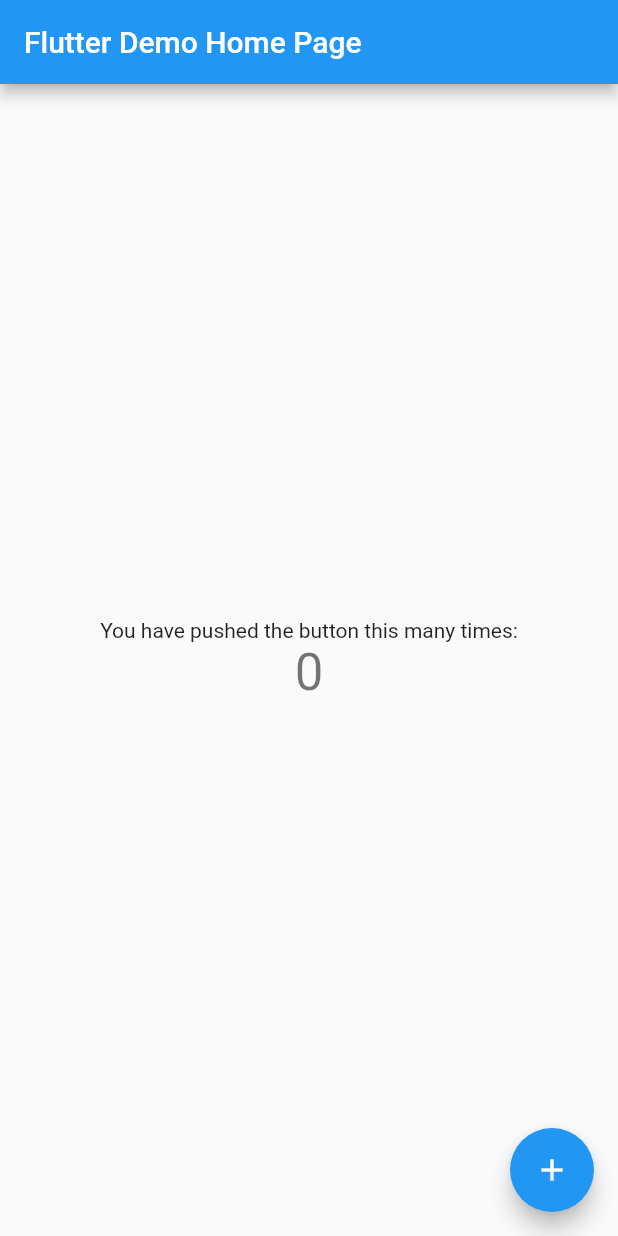
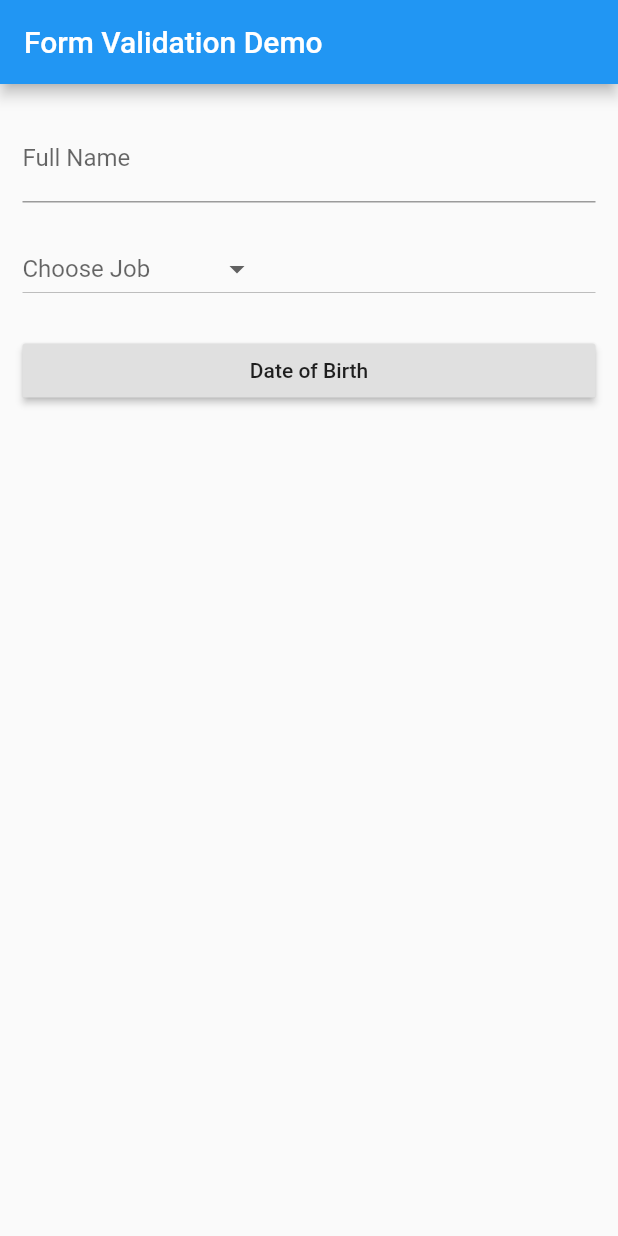
Before and after one commit to Vicdd/sa, a Flutter app: the screen it shows after launch, on a phone screen of 412 x 824 dp. Run offline on Flutter 3.47's test engine with Material 2 defaults, Android fonts, the phone set to English and light mode, and no system bars.

Commit message:
Adding Form sample

```diff
--- a/lib/main.dart
+++ b/lib/main.dart
@@ -3,109 +3,101 @@
 void main() => runApp(MyApp());
 
 class MyApp extends StatelessWidget {
-  // This widget is the root of your application.
   @override
   Widget build(BuildContext context) {
+    final appTitle = 'Form Validation Demo';
+
     return MaterialApp(
       title: 'Flutter Demo',
       theme: ThemeData(
-        // This is the theme of your application.
-        //
-        // Try running your application with "flutter run". You'll see the
-        // application has a blue toolbar. Then, without quitting the app, try
-        // changing the primarySwatch below to Colors.green and then invoke
-        // "hot reload" (press "r" in the console where you ran "flutter run",
-        // or simply save your changes to "hot reload" in a Flutter IDE).
-        // Notice that the counter didn't reset back to zero; the application
-        // is not restarted.
         primarySwatch: Colors.blue,
       ),
-      home: MyHomePage(title: 'Flutter Demo Home Page'),
+      home: Scaffold(
+        appBar: AppBar(
+          title: Text(appTitle),
+        ),
+        body: MyHomePage(),
+      ),
     );
   }
 }
 
 class MyHomePage extends StatefulWidget {
-  MyHomePage({Key key, this.title}) : super(key: key);
-
-  // This widget is the home page of your application. It is stateful, meaning
-  // that it has a State object (defined below) that contains fields that affect
-  // how it looks.
-
-  // This class is the configuration for the state. It holds the values (in this
-  // case the title) provided by the parent (in this case the App widget) and
-  // used by the build method of the State. Fields in a Widget subclass are
-  // always marked "final".
-
-  final String title;
-
   @override
-  _MyHomePageState createState() => _MyHomePageState();
+  _MyHomePageState createState() {
+    return _MyHomePageState();
+  }
 }
 
 class _MyHomePageState extends State<MyHomePage> {
-  int _counter = 0;
+  var selectedType;
+  final GlobalKey<FormState> _formKeyValue = GlobalKey<FormState>();
+  List<String> jobName = <String>[
+    'Desenvolvedor',
+    'Adminstrador',
+    'Designer',
+    'Profissional de RH'
+  ];
 
-  void _incrementCounter() {
-    setState(() {
-      // This call to setState tells the Flutter framework that something has
-      // changed in this State, which causes it to rerun the build method below
-      // so that the display can reflect the updated values. If we changed
-      // _counter without calling setState(), then the build method would not be
-      // called again, and so nothing would appear to happen.
-      _counter++;
-    });
+  DateTime _date = DateTime.now();
+
+  Future<void> _selectDate(BuildContext context) async {
+    final DateTime picked = await showDatePicker(
+      context: context,
+      initialDate: DateTime(1990),
+      firstDate: DateTime(1940),
+      lastDate: DateTime.now(),
+    );
+    if (picked != null && picked != _date)
+      _date = picked;
   }
 
   @override
   Widget build(BuildContext context) {
-    // This method is rerun every time setState is called, for instance as done
-    // by the _incrementCounter method above.
-    //
-    // The Flutter framework has been optimized to make rerunning build methods
-    // fast, so that you can just rebuild anything that needs updating rather
-    // than having to individually change instances of widgets.
     return Scaffold(
-      appBar: AppBar(
-        // Here we take the value from the MyHomePage object that was created by
-        // the App.build method, and use it to set our appbar title.
-        title: Text(widget.title),
-      ),
-      body: Center(
-        // Center is a layout widget. It takes a single child and positions it
-        // in the middle of the parent.
-        child: Column(
-          // Column is also a layout widget. It takes a list of children and
-          // arranges them vertically. By default, it sizes itself to fit its
-          // children horizontally, and tries to be as tall as its parent.
-          //
-          // Invoke "debug painting" (press "p" in the console, choose the
-          // "Toggle Debug Paint" action from the Flutter Inspector in Android
-          // Studio, or the "Toggle Debug Paint" command in Visual Studio Code)
-          // to see the wireframe for each widget.
-          //
-          // Column has various properties to control how it sizes itself and
-          // how it positions its children. Here we use mainAxisAlignment to
-          // center the children vertically; the main axis here is the vertical
-          // axis because Columns are vertical (the cross axis would be
-          // horizontal).
-          mainAxisAlignment: MainAxisAlignment.center,
-          children: <Widget>[
-            Text(
-              'You have pushed the button this many times:',
-            ),
-            Text(
-              '$_counter',
-              style: Theme.of(context).textTheme.display1,
-            ),
-          ],
-        ),
-      ),
-      floatingActionButton: FloatingActionButton(
-        onPressed: _incrementCounter,
-        tooltip: 'Increment',
-        child: Icon(Icons.add),
-      ), // This trailing comma makes auto-formatting nicer for build methods.
+        body: Form(
+          key: _formKeyValue,
+          autovalidate: true,
+          child: ListView(
+            padding: const EdgeInsets.symmetric(horizontal: 15.0),
+            children: <Widget>[
+              SizedBox(height: 20.0),
+              TextFormField(
+                decoration: const InputDecoration(
+                  hintText: 'Enter your Full Name',
+                  labelText: 'Full Name',
+                ),
+              ),
+              SizedBox(height: 20.0),
+              DropdownButton(
+                items: jobName
+                    .map((value) => DropdownMenuItem(
+                          child: Text(
+                            value,
+                          ),
+                          value: value,
+                        ))
+                    .toList(),
+                onChanged: (selectedAccountType) {
+                  print('$selectedAccountType');
+                  setState(() {
+                    selectedType = selectedAccountType;
+                  });
+                },
+                value: selectedType,
+                isExpanded: false,
+                hint: Text(
+                  'Choose Job',
+                ),
+              ),
+              SizedBox(height: 20.0),
+              RaisedButton(
+                child: Text('Date of Birth'),
+                onPressed: (){_selectDate(context);}
+              ),
+            ],
+          ),
+        )
     );
   }
 }
```
